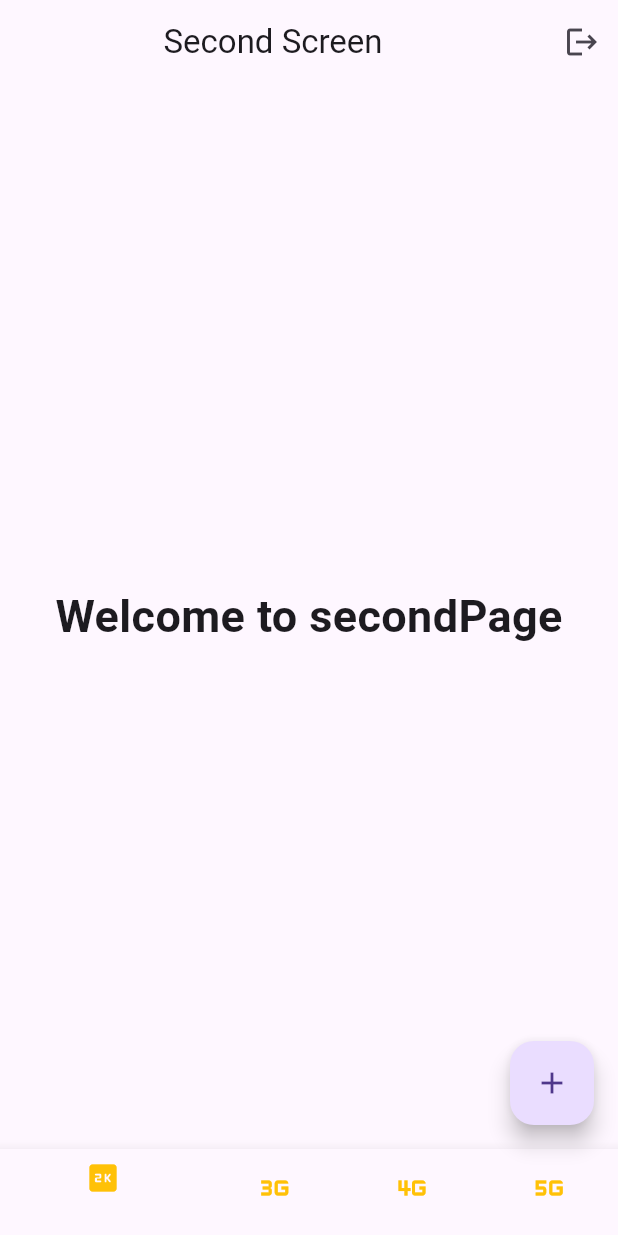
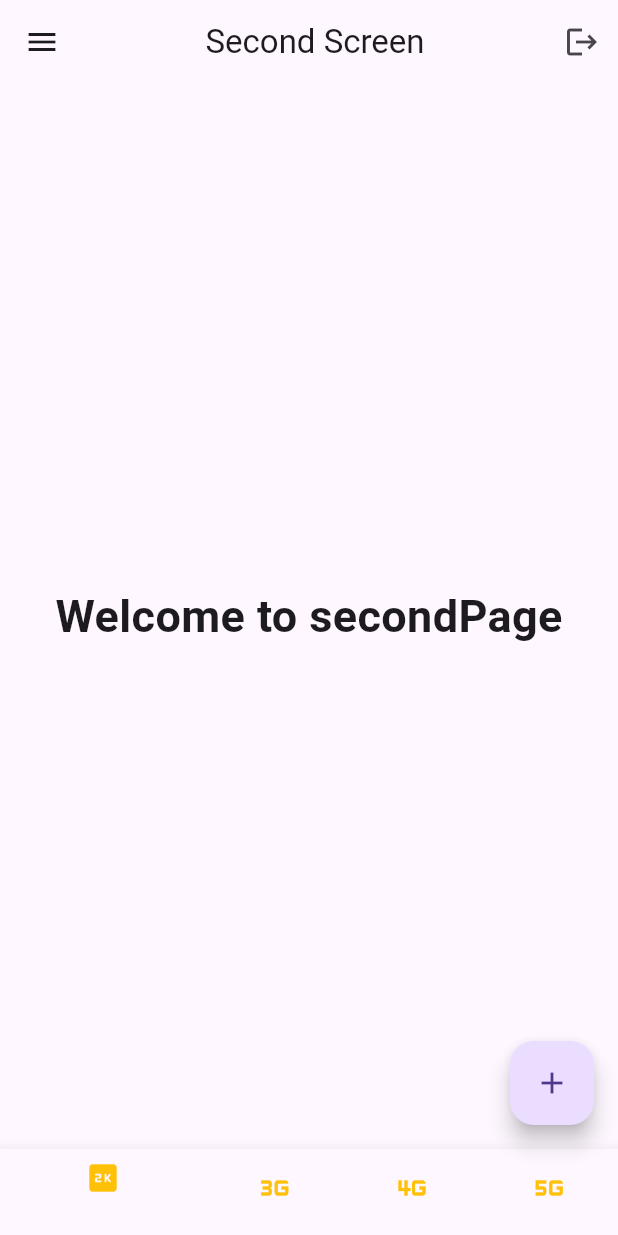
Before and after one commit to HarshithPancheru/navigationdemo, a Flutter app: the screen it shows after launch, on a phone screen of 412 x 824 dp. Run offline on Flutter 3.47's test engine with Material 3 defaults, Android fonts, the phone set to English and light mode, and no system bars.

Commit message:
App drawer completed

```diff
--- a/lib/home_screen.dart
+++ b/lib/home_screen.dart
@@ -39,10 +39,29 @@ class _HomeScreenState extends State<HomeScreen> {
     return Scaffold(
       appBar: AppBar(title: Center(child: Text(titles[currentIndex])), actions: [IconButton(onPressed: (){}, icon: Icon(Icons.logout))],),
       body: pages[currentIndex],
-
+      drawer: Drawer(
+        child: ListView(
+          children: [
+            DrawerHeader(child: Text("Menu")),
+            ListTile(
+              title:  Text("First"),
+            ),
+            ListTile(
+              title:  Text("Second"),
+            ),
+            ListTile(
+              title:  Text("Third"),
+            ),
+            ListTile(
+              title:  Text("Fourth"),
+            ),
+          ],
+        ),
+      ),
       bottomNavigationBar: BottomNavigationBar(
         currentIndex: currentIndex,
         onTap: onTap,
+        backgroundColor: Colors.pink[700],
         items: [
           // BottomNavigationBarItem(icon: Icon(Icons.home, color: Colors.amber,), label: "Home"),
           BottomNavigationBarItem(icon: Icon(Icons.two_k_rounded, color: Colors.amber), label: "Second"),
```
